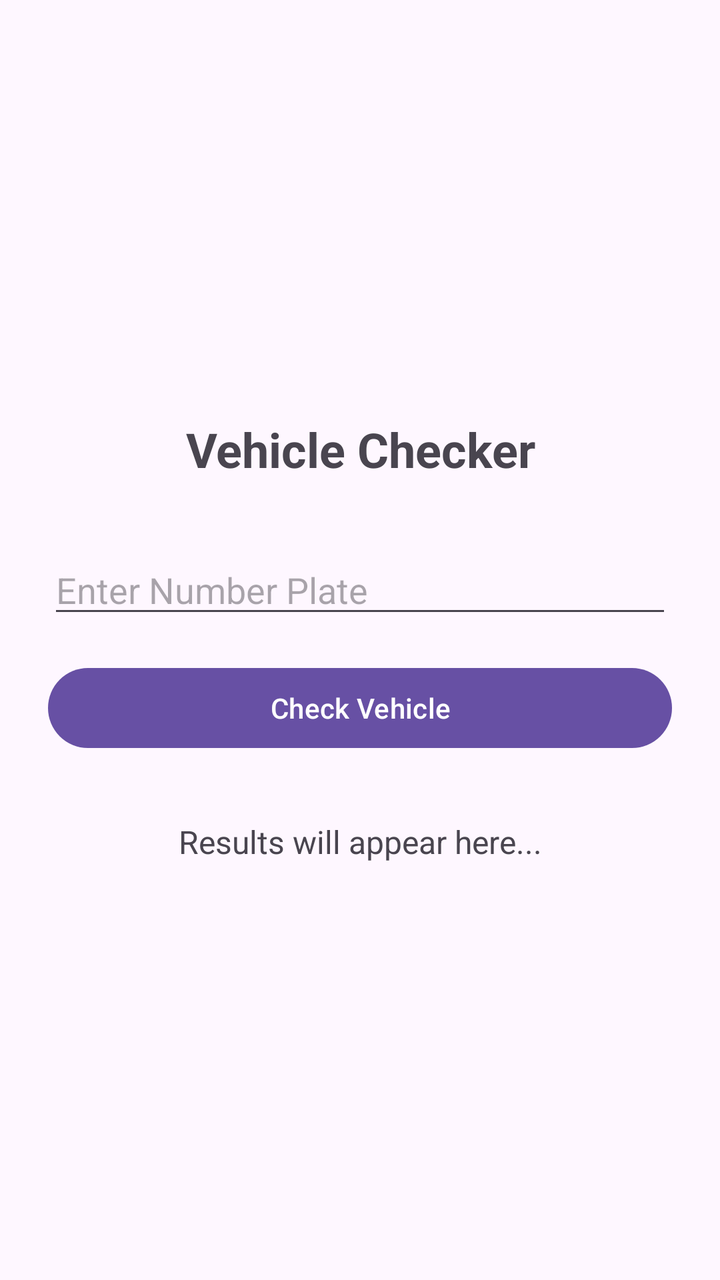
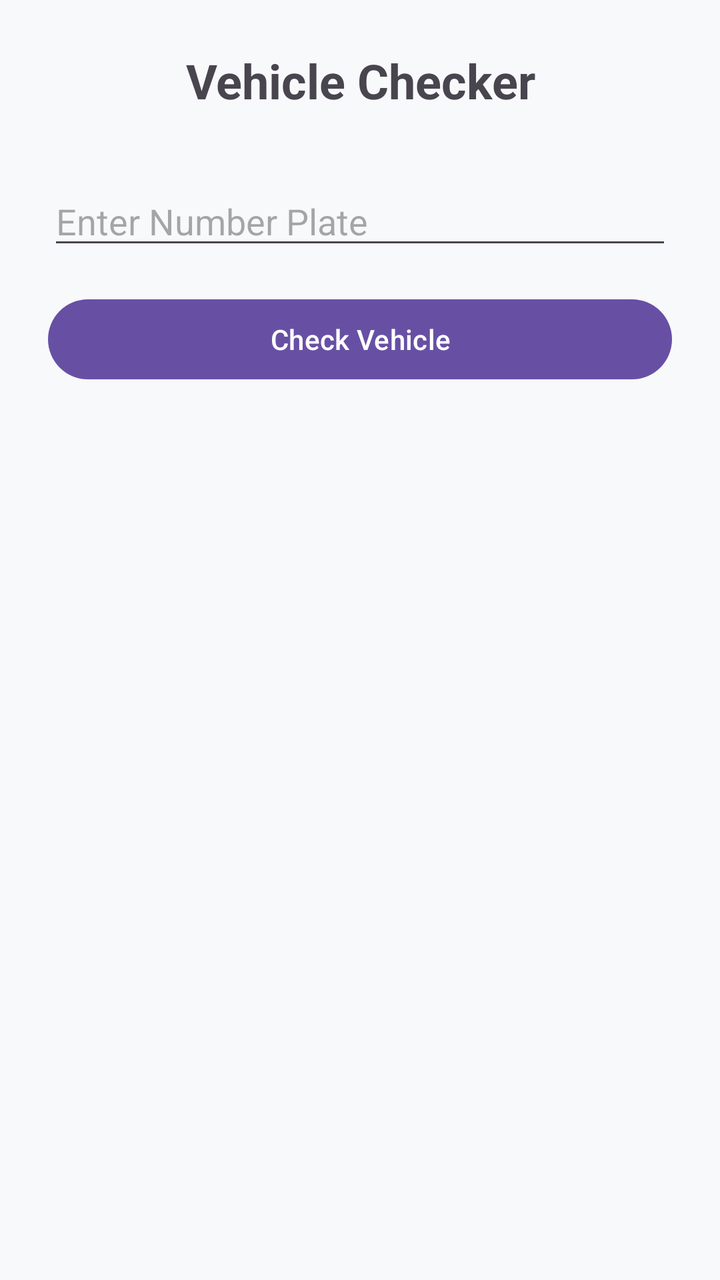

An Android layout rendered at two revisions. The XML below is the earlier revision; the diff shows what the commit changed to produce the second picture.
<!-- AndroidManifest.xml: application theme Theme.VehicleChecker -->
<!-- res/layout/activity_main.xml -->
<?xml version="1.0" encoding="utf-8"?>
<LinearLayout xmlns:android="http://schemas.android.com/apk/res/android"
    android:layout_width="match_parent"
    android:layout_height="match_parent"
    android:orientation="vertical"
    android:padding="24dp"
    android:gravity="center_vertical">

    <TextView
        android:layout_width="match_parent"
        android:layout_height="wrap_content"
        android:text="Vehicle Checker"
        android:textSize="24sp"
        android:textStyle="bold"
        android:textAlignment="center"
        android:layout_marginBottom="32dp"/>

    <EditText
        android:id="@+id/etPlate"
        android:layout_width="match_parent"
        android:layout_height="wrap_content"
        android:hint="Enter Number Plate"
        android:textAllCaps="true"
        android:inputType="textCapCharacters"
        android:layout_marginBottom="16dp"/>

    <Button
        android:id="@+id/btnCheck"
        android:layout_width="match_parent"
        android:layout_height="wrap_content"
        android:text="Check Vehicle"
        android:layout_marginBottom="32dp"/>

    <TextView
        android:id="@+id/tvResult"
        android:layout_width="match_parent"
        android:layout_height="wrap_content"
        android:text="Results will appear here..."
        android:textSize="16sp"
        android:textAlignment="center"/>

</LinearLayout>
<!-- resources referenced by this layout -->
<resources>
  <style name="Theme.VehicleChecker" parent="Base.Theme.VehicleChecker" />
  <style name="Base.Theme.VehicleChecker" parent="Theme.Material3.DayNight.NoActionBar">
          
          
      </style>
</resources>

<!-- the commit's change to res/layout/activity_main.xml (unified diff, before → after) -->
@@ -1,42 +1,247 @@
 <?xml version="1.0" encoding="utf-8"?>
-<LinearLayout xmlns:android="http://schemas.android.com/apk/res/android"
+<ScrollView xmlns:android="http://schemas.android.com/apk/res/android"
+    xmlns:app="http://schemas.android.com/apk/res-auto"
     android:layout_width="match_parent"
     android:layout_height="match_parent"
-    android:orientation="vertical"
-    android:padding="24dp"
-    android:gravity="center_vertical">
-
-    <TextView
+    android:fillViewport="true"
+    android:background="#F8F9FA">
+
+    <LinearLayout
         android:layout_width="match_parent"
         android:layout_height="wrap_content"
-        android:text="Vehicle Checker"
-        android:textSize="24sp"
-        android:textStyle="bold"
-        android:textAlignment="center"
-        android:layout_marginBottom="32dp"/>
-
-    <EditText
-        android:id="@+id/etPlate"
-        android:layout_width="match_parent"
-        android:layout_height="wrap_content"
-        android:hint="Enter Number Plate"
-        android:textAllCaps="true"
-        android:inputType="textCapCharacters"
-        android:layout_marginBottom="16dp"/>
-
-    <Button
-        android:id="@+id/btnCheck"
-        android:layout_width="match_parent"
-        android:layout_height="wrap_content"
-        android:text="Check Vehicle"
-        android:layout_marginBottom="32dp"/>
-
-    <TextView
-        android:id="@+id/tvResult"
-        android:layout_width="match_parent"
-        android:layout_height="wrap_content"
-        android:text="Results will appear here..."
-        android:textSize="16sp"
-        android:textAlignment="center"/>
-
-</LinearLayout>
+        android:orientation="vertical"
+        android:padding="24dp">
+
+        <TextView
+            android:layout_width="match_parent"
+            android:layout_height="wrap_content"
+            android:text="Vehicle Checker"
+            android:textSize="24sp"
+            android:textStyle="bold"
+            android:textAlignment="center"
+            android:layout_marginBottom="32dp"/>
+
+        <EditText
+            android:id="@+id/etPlate"
+            android:layout_width="match_parent"
+            android:layout_height="wrap_content"
+            android:hint="Enter Number Plate"
+            android:textAllCaps="true"
+            android:inputType="textCapCharacters"
+            android:layout_marginBottom="16dp"/>
+
+        <Button
+            android:id="@+id/btnCheck"
+            android:layout_width="match_parent"
+            android:layout_height="wrap_content"
+            android:text="Check Vehicle"
+            android:layout_marginBottom="24dp"/>
+
+        <ProgressBar
+            android:id="@+id/progressBar"
+            android:layout_width="wrap_content"
+            android:layout_height="wrap_content"
+            android:layout_gravity="center"
+            android:visibility="gone"
+            android:layout_marginBottom="16dp"/>
+
+        <TextView
+            android:id="@+id/tvError"
+            android:layout_width="match_parent"
+            android:layout_height="wrap_content"
+            android:textColor="#B00020"
+            android:textAlignment="center"
+            android:visibility="gone"
+            android:layout_marginBottom="16dp"/>
+
+        
+        <GridLayout
+            android:id="@+id/resultsGrid"
+            android:layout_width="match_parent"
+            android:layout_height="wrap_content"
+            android:columnCount="2"
+            android:visibility="gone">
+
+            
+            <com.google.android.material.card.MaterialCardView
+                android:layout_width="0dp"
+                android:layout_height="wrap_content"
+                android:layout_columnWeight="1"
+                android:layout_margin="8dp"
+                app:cardElevation="2dp"
+                app:cardCornerRadius="12dp">
+                <LinearLayout
+                    android:layout_width="match_parent"
+                    android:layout_height="wrap_content"
+                    android:orientation="vertical"
+                    android:padding="16dp">
+                    <TextView
+                        android:layout_width="wrap_content"
+                        android:layout_height="wrap_content"
+                        android:text="Make"
+                        android:textSize="12sp"
+                        android:textColor="#666666"/>
+                    <TextView
+                        android:id="@+id/tvMake"
+                        android:layout_width="wrap_content"
+                        android:layout_height="wrap_content"
+                        android:text="--"
+                        android:textSize="16sp"
+                        android:textStyle="bold"
+                        android:layout_marginTop="4dp"/>
+                </LinearLayout>
+            </com.google.android.material.card.MaterialCardView>
+
+            
+            <com.google.android.material.card.MaterialCardView
+                android:layout_width="0dp"
+                android:layout_height="wrap_content"
+                android:layout_columnWeight="1"
+                android:layout_margin="8dp"
+                app:cardElevation="2dp"
+                app:cardCornerRadius="12dp">
+                <LinearLayout
+                    android:layout_width="match_parent"
+                    android:layout_height="wrap_content"
+                    android:orientation="vertical"
+                    android:padding="16dp">
+                    <TextView
+                        android:layout_width="wrap_content"
+                        android:layout_height="wrap_content"
+                        android:text="Colour"
+                        android:textSize="12sp"
+                        android:textColor="#666666"/>
+                    <TextView
+                        android:id="@+id/tvColour"
+                        android:layout_width="wrap_content"
+                        android:layout_height="wrap_content"
+                        android:text="--"
+                        android:textSize="16sp"
+                        android:textStyle="bold"
+                        android:layout_marginTop="4dp"/>
+                </LinearLayout>
+            </com.google.android.material.card.MaterialCardView>
+
+            
+            <com.google.android.material.card.MaterialCardView
+                android:layout_width="0dp"
+                android:layout_height="wrap_content"
+                android:layout_columnWeight="1"
+                android:layout_margin="8dp"
+                app:cardElevation="2dp"
+                app:cardCornerRadius="12dp">
+                <LinearLayout
+                    android:layout_width="match_parent"
+                    android:layout_height="wrap_content"
+                    android:orientation="vertical"
+                    android:padding="16dp">
+                    <TextView
+                        android:layout_width="wrap_content"
+                        android:layout_height="wrap_content"
+                        android:text="Fuel Type"
+                        android:textSize="12sp"
+                        android:textColor="#666666"/>
+                    <TextView
+                        android:id="@+id/tvFuel"
+                        android:layout_width="wrap_content"
+                        android:layout_height="wrap_content"
+                        android:text="--"
+                        android:textSize="16sp"
+                        android:textStyle="bold"
+                        android:layout_marginTop="4dp"/>
+                </LinearLayout>
+            </com.google.android.material.card.MaterialCardView>
+
+            
+            <com.google.android.material.card.MaterialCardView
+                android:layout_width="0dp"
+                android:layout_height="wrap_content"
+                android:layout_columnWeight="1"
+                android:layout_margin="8dp"
+                app:cardElevation="2dp"
+                app:cardCornerRadius="12dp">
+                <LinearLayout
+                    android:layout_width="match_parent"
+                    android:layout_height="wrap_content"
+                    android:orientation="vertical"
+                    android:padding="16dp">
+                    <TextView
+                        android:layout_width="wrap_content"
+                        android:layout_height="wrap_content"
+                        android:text="Year"
+                        android:textSize="12sp"
+                        android:textColor="#666666"/>
+                    <TextView
+                        android:id="@+id/tvYear"
+                        android:layout_width="wrap_content"
+                        android:layout_height="wrap_content"
+                        android:text="--"
+                        android:textSize="16sp"
+                        android:textStyle="bold"
+                        android:layout_marginTop="4dp"/>
+                </LinearLayout>
+            </com.google.android.material.card.MaterialCardView>
+
+            
+            <com.google.android.material.card.MaterialCardView
+                android:layout_width="0dp"
+                android:layout_height="wrap_content"
+                android:layout_columnWeight="1"
+                android:layout_margin="8dp"
+                app:cardElevation="2dp"
+                app:cardCornerRadius="12dp">
+                <LinearLayout
+                    android:layout_width="match_parent"
+                    android:layout_height="wrap_content"
+                    android:orientation="vertical"
+                    android:padding="16dp">
+                    <TextView
+                        android:layout_width="wrap_content"
+                        android:layout_height="wrap_content"
+                        android:text="Tax Status"
+                        android:textSize="12sp"
+                        android:textColor="#666666"/>
+                    <TextView
+                        android:id="@+id/tvTax"
+                        android:layout_width="wrap_content"
+                        android:layout_height="wrap_content"
+                        android:text="--"
+                        android:textSize="16sp"
+                        android:textStyle="bold"
+                        android:layout_marginTop="4dp"/>
+                </LinearLayout>
+            </com.google.android.material.card.MaterialCardView>
+
+            
+            <com.google.android.material.card.MaterialCardView
+                android:layout_width="0dp"
+                android:layout_height="wrap_content"
+                android:layout_columnWeight="1"
+                android:layout_margin="8dp"
+                app:cardElevation="2dp"
+                app:cardCornerRadius="12dp">
+                <LinearLayout
+                    android:layout_width="match_parent"
+                    android:layout_height="wrap_content"
+                    android:orientation="vertical"
+                    android:padding="16dp">
+                    <TextView
+                        android:layout_width="wrap_content"
+                        android:layout_height="wrap_content"
+                        android:text="MOT Status"
+                        android:textSize="12sp"
+                        android:textColor="#666666"/>
+                    <TextView
+                        android:id="@+id/tvMot"
+                        android:layout_width="wrap_content"
+                        android:layout_height="wrap_content"
+                        android:text="--"
+                        android:textSize="16sp"
+                        android:textStyle="bold"
+                        android:layout_marginTop="4dp"/>
+                </LinearLayout>
+            </com.google.android.material.card.MaterialCardView>
+
+        </GridLayout>
+    </LinearLayout>
+</ScrollView>
